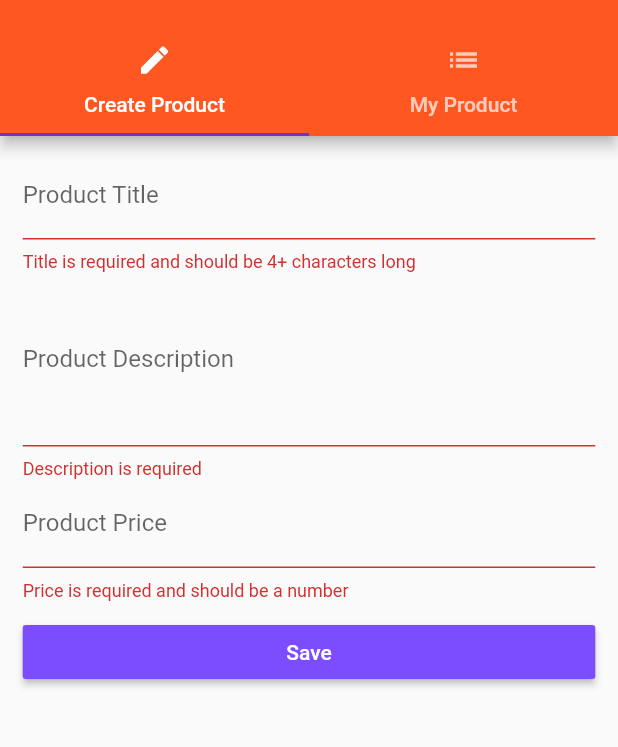
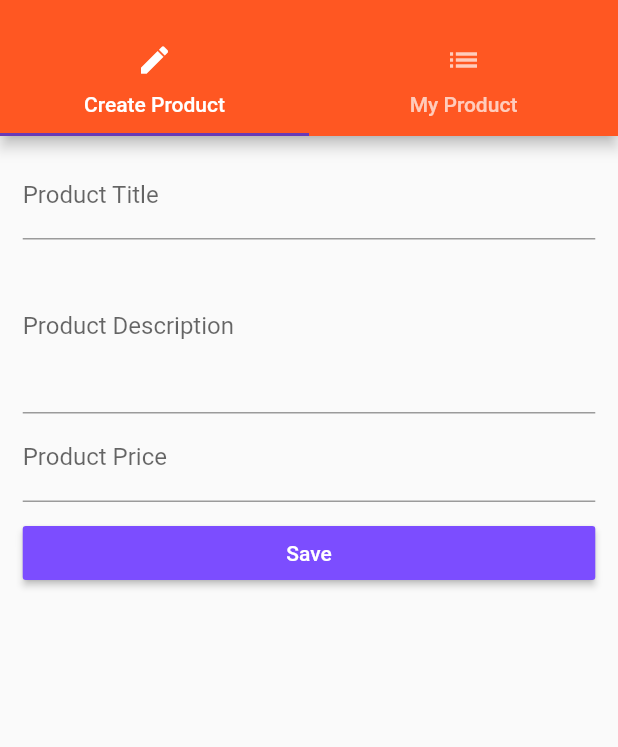
Before and after one commit to loloDawit/FlutterApp, a Flutter app: the ProductAdminPage screen opened by its route, on a phone screen of 412 x 824 dp, the part 59-806 px from its top. Run offline on Flutter 3.47's test engine with Material 2 defaults, Android fonts, the phone set to English and light mode, and no system bars.

Commit message:
code refactoring

```diff
--- a/lib/pages/home.dart
+++ b/lib/pages/home.dart
@@ -3,9 +3,6 @@ import 'package:flutter/material.dart';
 import '../widgets/products/products.dart';
 
 class HomePage extends StatelessWidget {
-  final List<Map<String,dynamic>> products;
-  HomePage(this.products);
-
   @override
   Widget build(BuildContext context) {
     return Scaffold(
@@ -32,7 +29,7 @@ class HomePage extends StatelessWidget {
            IconButton( icon: Icon(Icons.favorite), onPressed: () {},)
         ],
       ),
-      body: Products(products),
+      body: Products(),
     );
   }
 }
--- a/lib/pages/product.dart
+++ b/lib/pages/product.dart
@@ -1,18 +1,19 @@
 import 'package:flutter/material.dart';
+import 'package:scoped_model/scoped_model.dart';
+
 import 'dart:async';
 import '../widgets/UI/title_default.dart';
+import '../scoped_models/products.dart';
+import '../models/product.dart';
 
 class ProductPage extends StatelessWidget {
-  final String title;
-  final String imageUrl;
-  final double price;
-  final String description;
+  final int productIndex;
 
-  ProductPage(this.title, this.imageUrl, this.price, this.description);
+  ProductPage(this.productIndex);
 
   @override
   Widget build(BuildContext context) {
-    Widget _buildRow() {
+    Widget _buildPriceRow(double price) {
       return Row(
         mainAxisAlignment: MainAxisAlignment.center,
         children: <Widget>[
@@ -32,35 +33,37 @@ class ProductPage extends StatelessWidget {
       );
     }
 
-    return WillPopScope(
-      onWillPop: () {
+    return WillPopScope(onWillPop: () {
       Navigator.pop(context, false);
       return Future.value(false);
-      },
-      child: Scaffold(
+    }, child: ScopedModelDescendant<ProductsModel>(
+      builder: (BuildContext context, Widget child, ProductsModel model) {
+        final Product productsList = model.products[productIndex];
+        return Scaffold(
           appBar: AppBar(
-          title: Text(title),
+            title: Text(productsList.title),
           ),
           body: Column(
             crossAxisAlignment: CrossAxisAlignment.center,
             children: <Widget>[
-            Image.asset(imageUrl),
+              Image.asset(productsList.image),
               Container(
                 padding: EdgeInsets.all(10.0),
-              child: TitleDefult(title),
+                child: TitleDefult(productsList.title),
               ),
-            _buildRow(),
+              _buildPriceRow(productsList.price),
               Container(
                 padding: EdgeInsets.all(10.0),
                 margin: EdgeInsets.only(top: 3.0),
                 child: Text(
-                description,
+                  productsList.description,
                   textAlign: TextAlign.center,
                 ),
               )
             ],
           ),
-      ),
         );
+      },
+    ));
   }
 }
--- a/lib/pages/product_admin.dart
+++ b/lib/pages/product_admin.dart
@@ -4,10 +4,7 @@ import './product_create.dart';
 import './product_list.dart';
 
 class ProductAdminPage extends StatelessWidget {
-  final Function addProduct;
-  final Function removeProduct;
 
-  ProductAdminPage(this.addProduct, this.removeProduct);
 
   @override
   Widget build(BuildContext context) {
@@ -24,7 +21,7 @@ class ProductAdminPage extends StatelessWidget {
               leading: Icon(Icons.shop),
               title: Text('All Products'),
               onTap: () {
-                Navigator.pushReplacementNamed(context, '/');
+                Navigator.pushReplacementNamed(context, '/home');
               },
             )
           ],
@@ -51,7 +48,7 @@ class ProductAdminPage extends StatelessWidget {
           ),
           body: TabBarView(
             children: <Widget>[
-              ProductCreatePage(addProduct),
+              ProductCreatePage(),
               ProductListPage()
             ],
           ),
--- a/lib/pages/product_create.dart
+++ b/lib/pages/product_create.dart
@@ -1,11 +1,10 @@
 import 'package:flutter/cupertino.dart';
+import 'package:scoped_model/scoped_model.dart';
 import 'package:flutter/material.dart';
+import '../models/product.dart';
+import '../scoped_models/products.dart';
 
 class ProductCreatePage extends StatefulWidget {
-  final Function addProduct;
-
-  ProductCreatePage(this.addProduct);
-
   @override
   State<StatefulWidget> createState() {
     return _ProductCreatePageState();
@@ -22,10 +21,10 @@ class _ProductCreatePageState extends State<ProductCreatePage> {
 
   final GlobalKey<FormState> _formKey = GlobalKey<FormState>();
 
-  Widget _buildTitleTextField() {
+  Widget _buildTitleTextField(Product product) {
     return TextFormField(
       decoration: InputDecoration(labelText: 'Product Title'),
-      autovalidate: true,
+      initialValue: product == null ? '' : product.title,
       validator: (String value) {
         if (value.isEmpty || value.length < 4) {
           return 'Title is required and should be 4+ characters long';
@@ -37,11 +36,11 @@ class _ProductCreatePageState extends State<ProductCreatePage> {
     );
   }
 
-  Widget _buildDescriptionTextField() {
+  Widget _buildDescriptionTextField(Product product) {
     return TextFormField(
       decoration: InputDecoration(labelText: 'Product Description'),
+      initialValue: product == null ? '' : product.description,
       maxLines: 4,
-      autovalidate: true,
       validator: (String value) {
         if (value.isEmpty) {
           return 'Description is required';
@@ -53,11 +52,11 @@ class _ProductCreatePageState extends State<ProductCreatePage> {
     );
   }
 
-  Widget _buildPriceTextField() {
+  Widget _buildPriceTextField(Product product) {
     return TextFormField(
       decoration: InputDecoration(labelText: 'Product Price'),
+      initialValue: product == null ? '' : product.price.toString(),
       keyboardType: TextInputType.number,
-      autovalidate: true,
       validator: (String value) {
         if (value.isEmpty ||
             !RegExp(r'^(?:[1-9]\d*|0)?(?:\.\d)?$').hasMatch(value)) {
@@ -87,17 +86,46 @@ class _ProductCreatePageState extends State<ProductCreatePage> {
     showDialog(context: context, child: alert);
   }
 
-  void _submitForm() {
+  void _submitForm(Function addProduct, Function updateProduct,
+      [int selectedProductIndex]) {
     if (!_formKey.currentState.validate()) {
       return _showAlert();
     }
     _formKey.currentState.save();
-    widget.addProduct(_formData);
+    if (selectedProductIndex == null) {
+      // add product mode
+      addProduct(Product(
+          title: _formData['title'],
+          description: _formData['description'],
+          price: _formData['price'],
+          image: _formData['image']));
+    } else {
+      // updage product
+      updateProduct(
+          Product(
+              title: _formData['title'],
+              description: _formData['description'],
+              price: _formData['price'],
+              image: _formData['image']));
+    }
+
     Navigator.pushNamed(context, '/home');
   }
 
-  @override
-  Widget build(BuildContext context) {
+  Widget _buildSubmitButton() {
+    return ScopedModelDescendant<ProductsModel>(
+      builder: (BuildContext context, Widget child, ProductsModel model) {
+        return RaisedButton(
+          child: Text('Save'),
+          textColor: Colors.white,
+          onPressed: () => _submitForm(model.addProduct, model.updateProduct,
+              model.selectedProductIndex),
+        );
+      },
+    );
+  }
+
+  Widget _buildPageContent(BuildContext context, Product product) {
     final double deviceWidth = MediaQuery.of(context).size.width;
     final double targerWidth = deviceWidth > 550.0 ? 500.0 : deviceWidth * 0.95;
     final double targerPadding = deviceWidth - targerWidth;
@@ -112,19 +140,32 @@ class _ProductCreatePageState extends State<ProductCreatePage> {
           child: ListView(
             padding: EdgeInsets.symmetric(horizontal: targerPadding / 4),
             children: <Widget>[
-              _buildTitleTextField(),
-              _buildDescriptionTextField(),
-              _buildPriceTextField(),
+              _buildTitleTextField(product),
+              _buildDescriptionTextField(product),
+              _buildPriceTextField(product),
               SizedBox(height: 10.0),
-              RaisedButton(
-                child: Text('Save'),
-                textColor: Colors.white,
-                onPressed: _submitForm,
-              ),
+              _buildSubmitButton(),
             ],
           ),
         ),
       ),
     );
   }
+
+  @override
+  Widget build(BuildContext context) {
+    return ScopedModelDescendant<ProductsModel>(
+        builder: (BuildContext context, Widget child, ProductsModel model) {
+      final Widget pageContent =
+          _buildPageContent(context, model.selectedProduct);
+      return model.selectedProductIndex == null
+          ? pageContent
+          : Scaffold(
+              appBar: AppBar(
+                title: Text('Edit Product'),
+              ),
+              body: pageContent,
+            );
+    });
+  }
 }
--- a/pubspec.yaml
+++ b/pubspec.yaml
@@ -19,6 +19,8 @@ dependencies:
   # The following adds the Cupertino Icons font to your application.
   # Use with the CupertinoIcons class for iOS style icons.
   cupertino_icons: ^0.1.2
+  scoped_model: ^0.3.0
+
 
 dev_dependencies:
   flutter_test:
```
Also changed, not shown: lib/main.dart (+14 -22 lines), lib/pages/product_list.dart (+67 -2 lines), lib/widgets/products/product_card.dart (+23 -12 lines), lib/widgets/products/products.dart (+11 -7 lines), pubspec.lock. Lines whose indentation alone changed are shown as unchanged.
